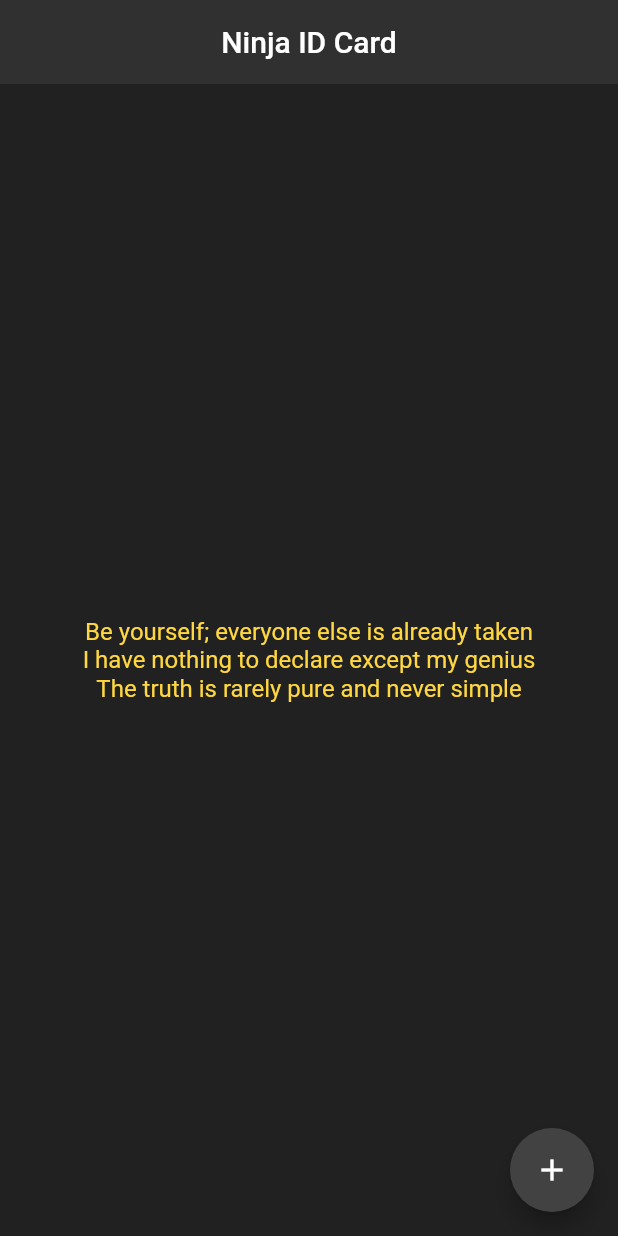
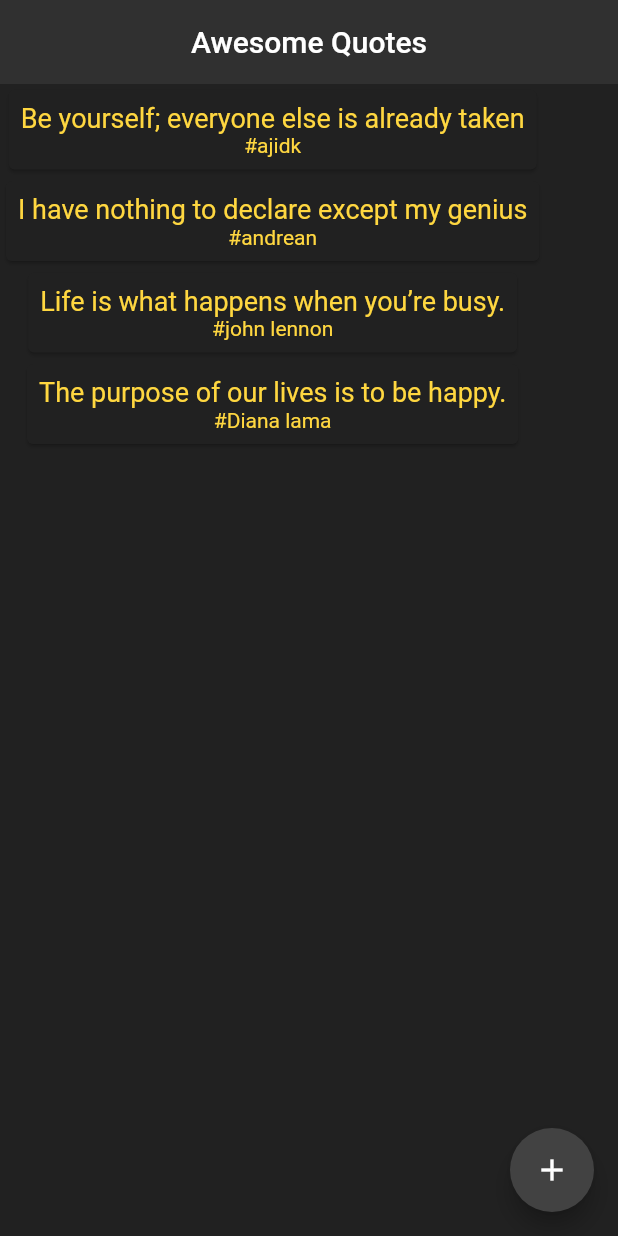
Before and after one commit to ZyferDk/Learn-Flutter, a Flutter app: the screen it shows after launch, on a phone screen of 412 x 824 dp. Run offline on Flutter 3.47's test engine with Material 2 defaults, Android fonts, the phone set to English and light mode, and no system bars.

Commit message:
add file quote card

```diff
--- a/lib/main.dart
+++ b/lib/main.dart
@@ -1,17 +1,19 @@
+import 'package:belajar_flutter/quote.dart';
+import 'package:belajar_flutter/quote_card.dart';
 import 'package:flutter/material.dart';
 
 void main() => runApp(const MaterialApp(
-      home: NinjaCard(),
+      home: QuoteList(),
     ));
 
-class NinjaCard extends StatefulWidget {
-  const NinjaCard({Key? key}) : super(key: key);
+class QuoteList extends StatefulWidget {
+  const QuoteList({Key? key}) : super(key: key);
 
   @override
-  _NinjaCardState createState() => _NinjaCardState();
+  _QuoteListState createState() => _QuoteListState();
 }
 
-class _NinjaCardState extends State<NinjaCard> {
+class _QuoteListState extends State<QuoteList> {
   int ninjaLevel = 0;
 
   addNumber() {
@@ -20,10 +22,14 @@ class _NinjaCardState extends State<NinjaCard> {
     });
   }
 
-  List<String> quotes = [
-    'Be yourself; everyone else is already taken',
-    'I have nothing to declare except my genius',
-    'The truth is rarely pure and never simple',
+  List<Quote> quotes = [
+    Quote(text: 'Be yourself; everyone else is already taken', author: 'ajidk'),
+    Quote(
+        text: 'I have nothing to declare except my genius', author: 'andrean'),
+    Quote(
+        text: 'Life is what happens when you’re busy.', author: 'john lennon'),
+    Quote(
+        text: 'The purpose of our lives is to be happy.', author: 'Diana lama'),
   ];
 
   @override
@@ -31,7 +37,7 @@ class _NinjaCardState extends State<NinjaCard> {
     return Scaffold(
       backgroundColor: Colors.grey[900],
       appBar: AppBar(
-        title: const Text('Ninja ID Card'),
+        title: const Text('Awesome Quotes'),
         centerTitle: true,
         backgroundColor: Colors.grey[850],
         elevation: 0.0,
@@ -42,20 +48,10 @@ class _NinjaCardState extends State<NinjaCard> {
         child: const Icon(Icons.add),
       ),
       body: Column(
-        mainAxisAlignment: MainAxisAlignment.center,
-        crossAxisAlignment: CrossAxisAlignment.stretch,
         children: quotes
-            .map(
-              (quote) => Center(
-                child: Text(
-                  quote,
-                  style: TextStyle(
-                    color: Colors.amberAccent[200],
-                    fontSize: 16,
-                  ),
-                ),
-              ),
-            )
+            .map((quote) => QuoteCard(
+                  quote: quote,
+                ))
             .toList(),
       ),
     );
--- /dev/null
+++ b/lib/quote.dart
@@ -0,0 +1,6 @@
+class Quote {
+  String text;
+  String author;
+
+  Quote({required this.text, required this.author});
+}
--- /dev/null
+++ b/lib/quote_card.dart
@@ -0,0 +1,36 @@
+import 'package:flutter/material.dart';
+import 'quote.dart';
+
+class QuoteCard extends StatelessWidget {
+  const QuoteCard({Key? key, required this.quote}) : super(key: key);
+
+  final Quote quote;
+
+  @override
+  Widget build(BuildContext context) {
+    return Card(
+      color: Colors.grey[900],
+      child: Padding(
+        padding: const EdgeInsets.all(8),
+        child: Column(
+          children: <Widget>[
+            Text(
+              quote.text,
+              style: TextStyle(
+                color: Colors.amberAccent[200],
+                fontSize: 18,
+              ),
+            ),
+            Text(
+              "#${quote.author}",
+              style: TextStyle(
+                color: Colors.amberAccent[200],
+                fontSize: 14,
+              ),
+            ),
+          ],
+        ),
+      ),
+    );
+  }
+}
```
